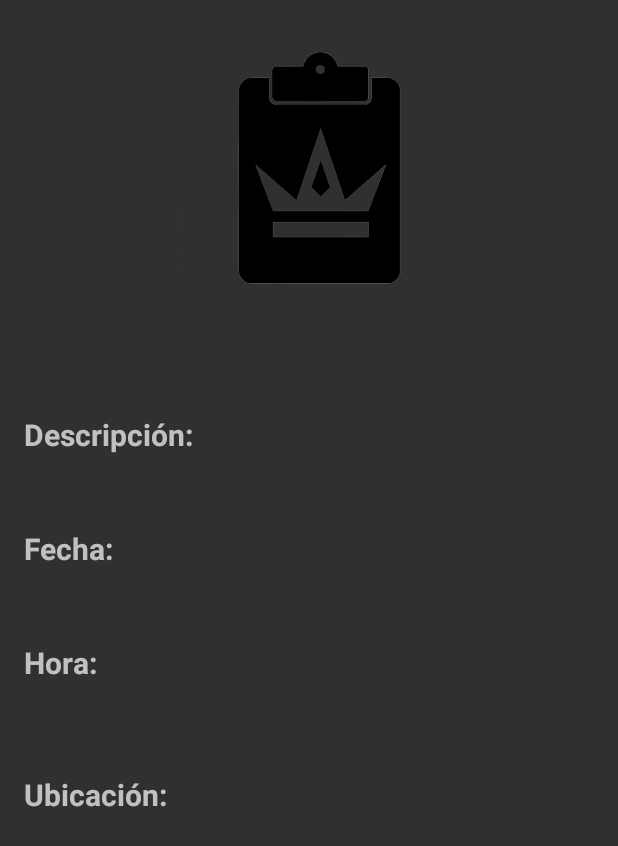
After one commit to EduardoHerMn/TaskMaster, an Android app: the TaskDetailActivity screen opened directly, with no data from a screen before it, on a phone screen of 412 x 824 dp. The commit adds this screen. Shown: the top 846 px of the screen. Run offline under Robolectric (Android 15) with nearby library versions, the phone set to English and light mode, and no system bars.

Commit message:
vista detalles

```diff
--- a/app/src/main/AndroidManifest.xml
+++ b/app/src/main/AndroidManifest.xml
@@ -11,7 +11,8 @@
         android:roundIcon="@mipmap/ic_launcher_round"
         android:supportsRtl="true"
         android:theme="@style/Theme.AppCompat.NoActionBar">
-        <activity android:name=".TaskListAdapter"></activity>
+        <activity android:name=".TaskDetailActivity"></activity>
+        <activity android:name=".TaskListAdapter" />
         <activity android:name=".TaskListActivity" />
         <activity android:name=".Inicio" />
         <activity android:name=".Register" />
--- /dev/null
+++ b/app/src/main/java/com/example/taskmaster2/TaskDetailActivity.kt
@@ -0,0 +1,27 @@
+package com.example.taskmaster2
+
+import androidx.appcompat.app.AppCompatActivity
+import android.os.Bundle
+import com.example.taskmaster2.R
+import kotlinx.android.synthetic.main.activity_task_detail.*
+
+class TaskDetailActivity : AppCompatActivity() {
+
+    override fun onCreate(savedInstanceState: Bundle?) {
+        super.onCreate(savedInstanceState)
+        setContentView(R.layout.activity_task_detail)
+
+        var titulo = intent.getStringExtra("titulo")
+        var descripcion = intent.getStringExtra("descripcion")
+        var fecha = intent.getStringExtra("fecha")
+        var hora = intent.getStringExtra("hora")
+        var lugar = intent.getStringExtra("lugar")
+
+        detail_desc.text = descripcion
+        detail_titulo.text = titulo
+        detail_fecha.text = fecha
+        detail_hora.text = hora
+        detail_ubicacion.text = lugar
+
+    }
+}
--- a/app/src/main/java/com/example/taskmaster2/TaskListActivity.kt
+++ b/app/src/main/java/com/example/taskmaster2/TaskListActivity.kt
@@ -20,7 +20,7 @@ import com.example.taskmaster2.R
 import com.google.gson.GsonBuilder
 import com.google.gson.JsonObject
 
-class TaskListActivity : AppCompatActivity() {
+class TaskListActivity : AppCompatActivity(), TaskListAdapter.OnTaskItemClickListener  {
 
     //private lateinit var data: JsonArray
     private var data =  mutableListOf<JsonObject>()
@@ -68,7 +68,7 @@ class TaskListActivity : AppCompatActivity() {
         for(i in 1..10){
             val rootObject= JsonObject()
             rootObject.addProperty("titulo","Tarea 1")
-            rootObject.addProperty("descripción","Lorem ipsum dolor sit amet, consectetur adipiscing elit, sed do eiusmod tempor incididunt ut labore et dolore magna aliqua. Ut enim ad minim veniam, quis nostrud exercitation ullamco laboris nisi ut aliquip ex ea commodo consequat. Duis aute irure dolor in reprehenderit in voluptate velit esse cillum dolore eu fugiat nulla pariatur. Excepteur sint occaecat cupidatat non proident, sunt in culpa qui officia deserunt mollit anim id est laborum.")
+            rootObject.addProperty("descripcion","Lorem ipsum dolor sit amet, consectetur adipiscing elit, sed do eiusmod tempor incididunt ut labore et dolore magna aliqua. Ut enim ad minim veniam, quis nostrud exercitation ullamco laboris nisi ut aliquip ex ea commodo consequat. Duis aute irure dolor in reprehenderit in voluptate velit esse cillum dolore eu fugiat nulla pariatur. Excepteur sint occaecat cupidatat non proident, sunt in culpa qui officia deserunt mollit anim id est laborum.")
             rootObject.addProperty("fecha","15 de Mayo de 2020")
             rootObject.addProperty("hora","15:00")
             rootObject.addProperty("lugar","Salón 2001")
@@ -84,7 +84,7 @@ class TaskListActivity : AppCompatActivity() {
         linearLayoutManager.scrollToPosition(0)
 
         adapter = TaskListAdapter()
-        adapter.TaskListAdapter(this,data)
+        adapter.TaskListAdapter(this, data, this)
 
         recycler_view_list.layoutManager = linearLayoutManager
         recycler_view_list.adapter = adapter
@@ -92,7 +92,17 @@ class TaskListActivity : AppCompatActivity() {
 
     }
 
+    override fun OnItemClick(item: JsonObject, position: Int) {
+        //Toast.makeText(this, item.get("url").toString(), Toast.LENGTH_SHORT).show()
+        val intent = Intent(this, TaskDetailActivity::class.java)
 
+        intent.putExtra("titulo", item.get("titulo").asString)
+        intent.putExtra("descripcion", item.get("descripcion").asString)
+        intent.putExtra("fecha", item.get("fecha").asString)
+        intent.putExtra("hora", item.get("hora").asString)
+        intent.putExtra("lugar", item.get("lugar").asString)
 
+        startActivity(intent)
+    }
 
 }
--- a/app/src/main/java/com/example/taskmaster2/TaskListAdapter.kt
+++ b/app/src/main/java/com/example/taskmaster2/TaskListAdapter.kt
@@ -1,6 +1,7 @@
 package com.example.taskmaster2
 
 import android.content.Context
+import android.content.Intent
 import android.util.Log
 import android.view.LayoutInflater
 import android.view.View
@@ -24,10 +25,12 @@ class TaskListAdapter : RecyclerView.Adapter<TaskListAdapter.ViewHolder>() {
 
     private lateinit var context: Context
     private var data =  mutableListOf<JsonObject>()
+    private lateinit var clickListener: OnTaskItemClickListener
 
-    fun TaskListAdapter(context:Context, data: MutableList<JsonObject>){
+    fun TaskListAdapter(context:Context, data: MutableList<JsonObject>, listener: OnTaskItemClickListener){
         this.context = context
         this.data = data
+        this.clickListener = listener
     }
 
     override fun onCreateViewHolder(parent: ViewGroup, viewType: Int): TaskListAdapter.ViewHolder {
@@ -42,7 +45,7 @@ class TaskListAdapter : RecyclerView.Adapter<TaskListAdapter.ViewHolder>() {
     override fun onBindViewHolder(holder: TaskListAdapter.ViewHolder, position: Int) {
         //var item:JsonObject = data.get(position)
         var item:JsonObject = data.get(position).asJsonObject
-        holder.bind(item,context)
+        holder.bind(item,context, clickListener)
     }
 
 
@@ -53,7 +56,11 @@ class TaskListAdapter : RecyclerView.Adapter<TaskListAdapter.ViewHolder>() {
         private var fecha: TextView   = view.findViewById(R.id.task_fecha)
         private var hora: TextView   = view.findViewById(R.id.task_hora)
 
-        fun bind(item: JsonObject, context: Context){
+        fun bind(item: JsonObject, context: Context, action:OnTaskItemClickListener){
+
+            itemView.setOnClickListener{
+                action.OnItemClick(item, adapterPosition)
+            }
             //aquí iría el load del objeto cuando esté terminada la api
             imagen.setImageDrawable(ContextCompat.getDrawable(context,R.drawable.taskimagen))
             titulo.text = item.get("titulo").asString
@@ -63,4 +70,10 @@ class TaskListAdapter : RecyclerView.Adapter<TaskListAdapter.ViewHolder>() {
         }
     }
 
+
+
+    interface OnTaskItemClickListener{
+        fun OnItemClick(item: JsonObject, position:Int)
+    }
+
 }
--- /dev/null
+++ b/app/src/main/res/layout/activity_task_detail.xml
@@ -0,0 +1,140 @@
+<?xml version="1.0" encoding="utf-8"?>
+<androidx.constraintlayout.widget.ConstraintLayout xmlns:android="http://schemas.android.com/apk/res/android"
+    xmlns:app="http://schemas.android.com/apk/res-auto"
+    xmlns:tools="http://schemas.android.com/tools"
+    android:layout_width="match_parent"
+    android:layout_height="match_parent"
+    tools:context=".TaskDetailActivity">
+
+
+    <ImageView
+        android:id="@+id/imageView3"
+        android:layout_width="216dp"
+        android:layout_height="199dp"
+        android:layout_marginTop="16dp"
+        app:layout_constraintEnd_toEndOf="parent"
+        app:layout_constraintHorizontal_bias="0.497"
+        app:layout_constraintStart_toStartOf="parent"
+        app:layout_constraintTop_toTopOf="parent"
+        app:srcCompat="@drawable/taskimagen" />
+
+    <TextView
+        android:id="@+id/detail_titulo"
+        android:layout_width="wrap_content"
+        android:layout_height="wrap_content"
+        android:layout_marginTop="4dp"
+        android:text="TextView"
+        android:textSize="30dp"
+        android:textStyle="bold"
+        app:layout_constraintEnd_toEndOf="parent"
+        app:layout_constraintHorizontal_bias="0.498"
+        app:layout_constraintStart_toStartOf="parent"
+        app:layout_constraintTop_toBottomOf="@+id/imageView3" />
+
+    <TextView
+        android:id="@+id/desc"
+        android:layout_width="wrap_content"
+        android:layout_height="wrap_content"
+        android:layout_marginStart="16dp"
+        android:layout_marginTop="276dp"
+        android:text="Descripción: "
+        android:textSize="20dp"
+        android:textStyle="bold"
+        app:layout_constraintStart_toStartOf="parent"
+        app:layout_constraintTop_toTopOf="parent" />
+
+    <TextView
+        android:id="@+id/detail_desc"
+        android:layout_width="172dp"
+        android:layout_height="65dp"
+        android:layout_marginTop="276dp"
+        android:layout_toEndOf="@id/desc"
+        android:padding="3dp"
+        android:text="123"
+        android:textSize="20dp"
+        app:layout_constraintEnd_toEndOf="parent"
+        app:layout_constraintHorizontal_bias="0.661"
+        app:layout_constraintStart_toStartOf="parent"
+        app:layout_constraintTop_toTopOf="parent" />
+
+    <TextView
+        android:id="@+id/fecha"
+        android:layout_width="wrap_content"
+        android:layout_height="wrap_content"
+        android:layout_marginStart="16dp"
+        android:layout_marginTop="352dp"
+        android:text="Fecha: "
+        android:textSize="20dp"
+        android:textStyle="bold"
+        app:layout_constraintStart_toStartOf="parent"
+        app:layout_constraintTop_toTopOf="parent" />
+
+
+    <TextView
+        android:id="@+id/detail_fecha"
+        android:layout_width="173dp"
+        android:layout_height="62dp"
+        android:layout_marginTop="352dp"
+        android:layout_toEndOf="@id/fecha"
+        android:padding="3dp"
+        android:text="123"
+        android:textSize="20dp"
+        app:layout_constraintEnd_toEndOf="parent"
+        app:layout_constraintHorizontal_bias="0.659"
+        app:layout_constraintStart_toStartOf="parent"
+        app:layout_constraintTop_toTopOf="parent" />
+
+    <TextView
+        android:id="@+id/hora"
+        android:layout_width="wrap_content"
+        android:layout_height="wrap_content"
+        android:layout_marginStart="16dp"
+        android:layout_marginTop="428dp"
+        android:text="Hora: "
+        android:textSize="20dp"
+        android:textStyle="bold"
+        app:layout_constraintStart_toStartOf="parent"
+        app:layout_constraintTop_toTopOf="parent" />
+
+    <TextView
+        android:id="@+id/detail_hora"
+        android:layout_width="169dp"
+        android:layout_height="60dp"
+        android:layout_marginTop="428dp"
+        android:layout_toEndOf="@id/hora"
+        android:padding="3dp"
+        android:text="123"
+        android:textSize="20dp"
+        app:layout_constraintEnd_toEndOf="parent"
+        app:layout_constraintHorizontal_bias="0.665"
+        app:layout_constraintStart_toStartOf="parent"
+        app:layout_constraintTop_toTopOf="parent" />
+
+    <TextView
+        android:id="@+id/ubic"
+        android:layout_width="wrap_content"
+        android:layout_height="wrap_content"
+        android:layout_marginStart="16dp"
+        android:layout_marginTop="516dp"
+        android:text="Ubicación: "
+        android:textSize="20dp"
+        android:textStyle="bold"
+        app:layout_constraintStart_toStartOf="parent"
+        app:layout_constraintTop_toTopOf="parent" />
+
+    <TextView
+        android:id="@+id/detail_ubicacion"
+        android:layout_width="169dp"
+        android:layout_height="68dp"
+        android:layout_marginTop="516dp"
+        android:layout_toEndOf="@id/ubic"
+        android:padding="3dp"
+        android:text="123"
+        android:textSize="20dp"
+        app:layout_constraintEnd_toEndOf="parent"
+        app:layout_constraintHorizontal_bias="0.665"
+        app:layout_constraintStart_toStartOf="parent"
+        app:layout_constraintTop_toTopOf="parent" />
+
+
+</androidx.constraintlayout.widget.ConstraintLayout>
--- a/app/src/main/res/layout/activity_task_list.xml
+++ b/app/src/main/res/layout/activity_task_list.xml
@@ -30,6 +30,7 @@
         android:layout_marginTop="@dimen/toolbar_size"
         android:background="#AFECFF"
         android:id="@+id/recycler_view_list"
+        android:padding="4dp"
         />
 
 
--- a/app/src/main/res/layout/task_item.xml
+++ b/app/src/main/res/layout/task_item.xml
@@ -6,7 +6,8 @@
     android:layout_height="wrap_content"
     app:cardCornerRadius="4dp"
     android:id="@+id/cardView"
-    app:cardElevation="4dp">
+    app:cardElevation="4dp"
+    android:layout_marginBottom="5dp">
 
     <RelativeLayout
         android:layout_width="match_parent"
```
